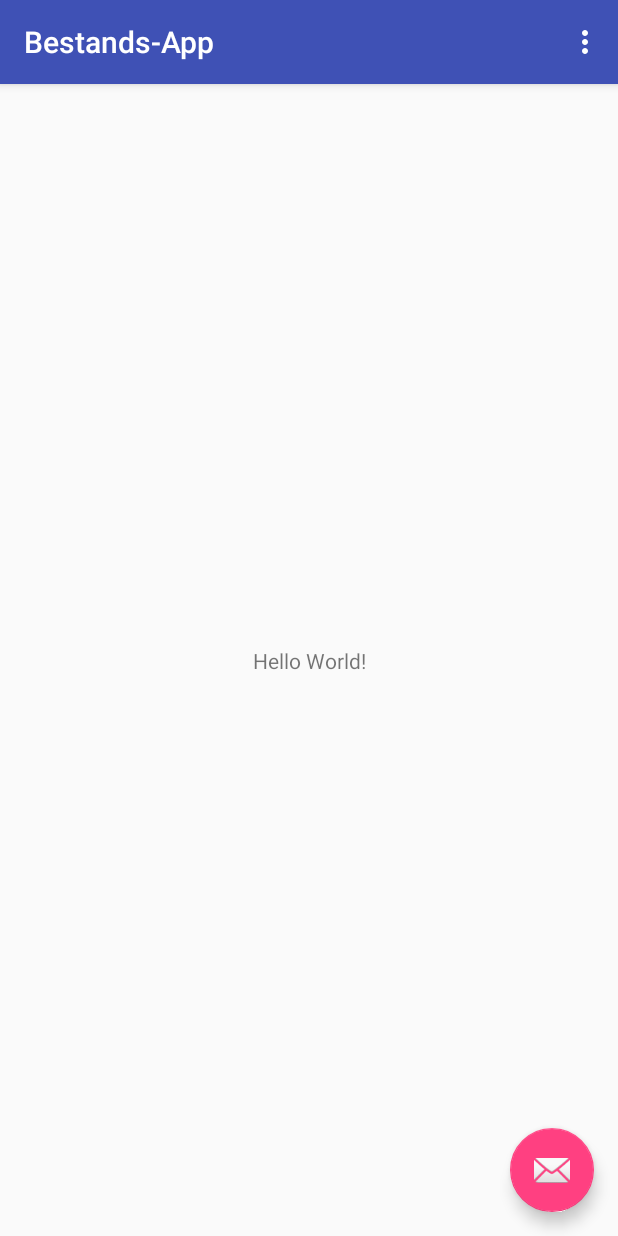
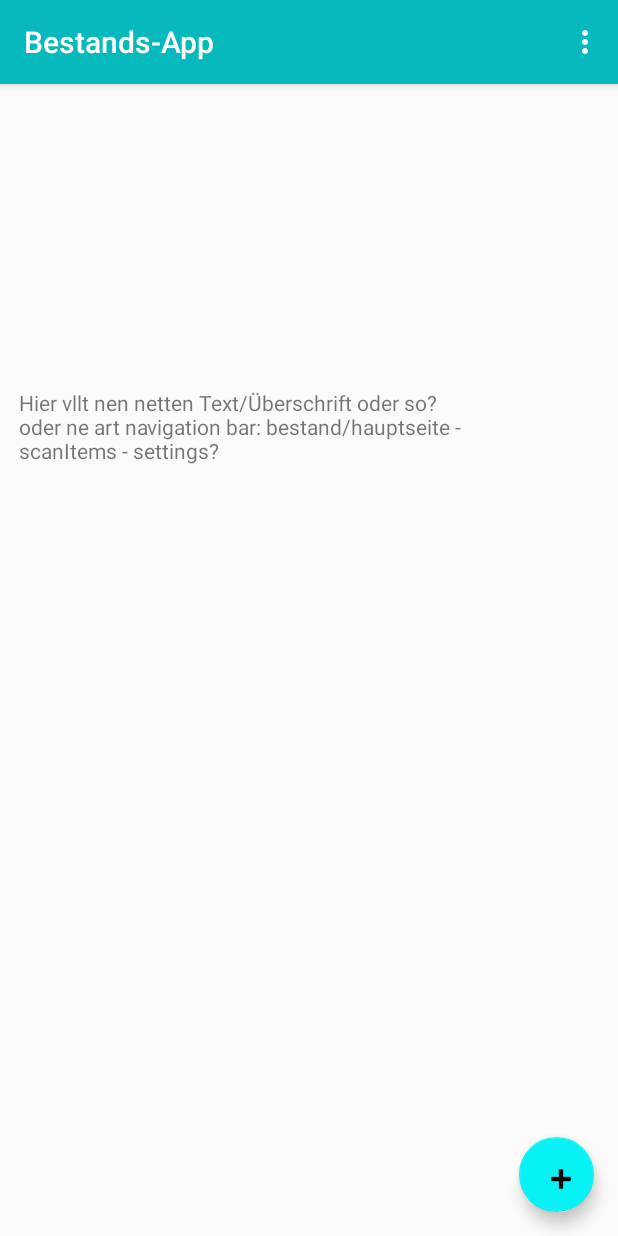
Before and after one commit to ChristopherPS96/SmartFridge, an Android app: the screen it shows after launch (MainActivity), on a phone screen of 412 x 824 dp. Run offline under Robolectric (Android 15) with nearby library versions, the phone set to English and light mode, and no system bars; libraries missing offline, so code that uses them is left out: me.dm7.barcodescanner; 1 statement that could not run was skipped.

Commit message:
geändert: main.xml, notificationPublisher 09.05

```diff
--- a/app/src/main/java/com/example/christopher/smartfridge/BestandItemAdapter.java
+++ b/app/src/main/java/com/example/christopher/smartfridge/BestandItemAdapter.java
@@ -36,7 +36,7 @@ public class BestandItemAdapter extends ArrayAdapter<BestandItem> implements Fil
         if (v == null) {
             LayoutInflater vi;
             vi = LayoutInflater.from(getContext());
-            v = vi.inflate(R.layout.bestandItemList, null);
+            v = vi.inflate(R.layout.bestand_item_list, null);
         }
         BestandItem p = getItem(position);
         if (p != null) {
--- a/app/src/main/java/com/example/christopher/smartfridge/MainActivity.java
+++ b/app/src/main/java/com/example/christopher/smartfridge/MainActivity.java
@@ -49,7 +49,7 @@ public class MainActivity extends AppCompatActivity implements ZXingScannerView.
     private ListView test; //NUR EINE TESTVARIABLE
     private EditText test2; //NUR EINE TESTVARIABLE
     public void setFilter() {
-        bestandItemAdapter = new BestandItemAdapter(this,R.layout.bestandItemList, null);
+        bestandItemAdapter = new BestandItemAdapter(this,R.layout.bestand_item_list, null);
         test.setAdapter(bestandItemAdapter);
         test2.addTextChangedListener(new TextWatcher() {
             @Override
@@ -98,6 +98,7 @@ public class MainActivity extends AppCompatActivity implements ZXingScannerView.
         Intent intent = new Intent(this, MainActivity.class);
         startActivity(intent);
         Toast.makeText(this, rawResult.getText() + " " + rawResult.getBarcodeFormat().toString(), Toast.LENGTH_SHORT).show();
+        //////////hier Dialog-Feld zum Bearbeiten des Scanitems (?)//////////
     }
 
     protected boolean shouldAskPermissions() {      //Quelle: https://stackoverflow.com/questions/8854359/exception-open-failed-eacces-permission-denied-on-android
--- a/app/src/main/java/com/example/christopher/smartfridge/NotificationPublisher.java
+++ b/app/src/main/java/com/example/christopher/smartfridge/NotificationPublisher.java
@@ -3,11 +3,13 @@ package com.example.christopher.smartfridge;
 import android.annotation.TargetApi;
 import android.app.AlarmManager;
 import android.app.Notification;
+import android.app.NotificationChannel;
 import android.app.NotificationManager;
 import android.app.PendingIntent;
 import android.content.BroadcastReceiver;
 import android.content.Context;
 import android.content.Intent;
+import android.support.v4.app.NotificationCompat;
 
 import com.example.christopher.bestands_app.R;
 
@@ -22,7 +24,12 @@ public class NotificationPublisher extends BroadcastReceiver {
     @Override
     public void onReceive(Context context, Intent intent) {
         try {
+            NotificationChannel channel;
             NotificationManager notificationManager = (NotificationManager) context.getSystemService(Context.NOTIFICATION_SERVICE);
+            if (android.os.Build.VERSION.SDK_INT >= android.os.Build.VERSION_CODES.O) {
+                channel = new NotificationChannel("123", "Channel", NotificationManager.IMPORTANCE_DEFAULT);
+                notificationManager.createNotificationChannel(channel);
+            }
             Notification notification = intent.getParcelableExtra(NOTIFICATION);
             int id = intent.getIntExtra(NOTIFICATION_ID, 0);
             notificationManager.notify(id, notification);
@@ -76,10 +83,20 @@ public class NotificationPublisher extends BroadcastReceiver {
 
     @TargetApi(16)
     public Notification getNotification(String content, Context context) {
-        Notification.Builder builder = new Notification.Builder(context);
-        builder.setContentTitle("Abgelaufen!");
-        builder.setContentText(content + " ist abgelaufen!");
-        builder.setSmallIcon(R.drawable.ic_launcher_foreground);
-        return builder.build();
+        if(android.os.Build.VERSION.SDK_INT >= android.os.Build.VERSION_CODES.O){
+            NotificationCompat.Builder nbuilder = new NotificationCompat.Builder(context, "123");
+            nbuilder.setContentTitle("Abgelaufen!");
+            nbuilder.setContentText(content + " ist abgelaufen!");
+            nbuilder.setSmallIcon(R.drawable.ic_launcher_foreground);
+            return nbuilder.build();
+        }
+        else {
+            Notification.Builder builder = new Notification.Builder(context);
+            builder.setContentTitle("Abgelaufen!");
+            builder.setContentText(content + " ist abgelaufen!");
+            builder.setSmallIcon(R.drawable.ic_launcher_foreground);
+            return builder.build();
+        }
+
     }
 }
--- a/app/src/main/java/com/example/christopher/smartfridge/ScanItem.java
+++ b/app/src/main/java/com/example/christopher/smartfridge/ScanItem.java
@@ -1,4 +1,6 @@
 package com.example.christopher.smartfridge;
+
+import android.widget.ListView;
 
 import com.j256.ormlite.field.DatabaseField;
 import com.j256.ormlite.table.DatabaseTable;
--- a/app/src/main/java/com/example/christopher/smartfridge/ScanItemAdapter.java
+++ b/app/src/main/java/com/example/christopher/smartfridge/ScanItemAdapter.java
@@ -35,7 +35,7 @@ public class ScanItemAdapter extends ArrayAdapter<ScanItem> implements Filterabl
         if (v == null) {
             LayoutInflater vi;
             vi = LayoutInflater.from(getContext());
-            v = vi.inflate(R.layout.scanItemList, null);
+            v = vi.inflate(R.layout.scan_item_list, null);
         }
         ScanItem p = getItem(position);
         if (p != null) {
--- a/app/src/main/res/layout/activity_main.xml
+++ b/app/src/main/res/layout/activity_main.xml
@@ -5,6 +5,48 @@
     android:layout_width="match_parent"
     android:layout_height="match_parent"
     tools:context="com.example.christopher.smartfridge.MainActivity">
+
+    <android.support.constraint.ConstraintLayout
+        android:layout_width="match_parent"
+        android:layout_height="match_parent">
+
+
+        <ListView
+            android:id="@+id/listViewMain"
+            android:layout_width="286dp"
+            android:layout_height="400dp"
+            android:layout_marginBottom="8dp"
+            android:layout_marginEnd="8dp"
+            android:layout_marginLeft="12dp"
+            android:layout_marginRight="8dp"
+            android:layout_marginStart="12dp"
+            android:layout_marginTop="8dp"
+            app:layout_constraintBottom_toBottomOf="parent"
+            app:layout_constraintEnd_toEndOf="parent"
+            app:layout_constraintHorizontal_bias="0.058"
+            app:layout_constraintStart_toStartOf="parent"
+            app:layout_constraintTop_toTopOf="parent"
+            app:layout_constraintVertical_bias="0.958" />
+
+        <TextView
+            android:id="@+id/textView"
+            android:layout_width="305dp"
+            android:layout_height="63dp"
+            android:layout_marginBottom="8dp"
+            android:layout_marginEnd="8dp"
+            android:layout_marginLeft="8dp"
+            android:layout_marginRight="8dp"
+            android:layout_marginStart="8dp"
+            android:layout_marginTop="8dp"
+            android:text="Hier vllt nen netten Text/Überschrift oder so? oder ne art navigation bar: bestand/hauptseite - scanItems - settings?"
+            app:layout_constraintBottom_toTopOf="@+id/listViewMain"
+            app:layout_constraintEnd_toEndOf="parent"
+            app:layout_constraintHorizontal_bias="0.05"
+            app:layout_constraintStart_toStartOf="parent"
+            app:layout_constraintTop_toTopOf="parent"
+            app:layout_constraintVertical_bias="0.784"
+            tools:textColor="@android:color/black" />
+    </android.support.constraint.ConstraintLayout>
 
     <android.support.design.widget.AppBarLayout
         android:layout_width="match_parent"
@@ -14,20 +56,27 @@
         <android.support.v7.widget.Toolbar
             android:id="@+id/toolbar"
             android:layout_width="match_parent"
-            android:layout_height="?attr/actionBarSize"
-            android:background="?attr/colorPrimary"
-            app:popupTheme="@style/AppTheme.PopupOverlay" />
+            android:layout_height="match_parent"
+            android:background="@color/colorPrimary"
+            app:popupTheme="@style/AppTheme.PopupOverlay">
+
+            <TextView
+                android:layout_width="wrap_content"
+                android:layout_height="wrap_content"
+                android:textAllCaps="false"
+                android:textColor="@android:color/white"
+                android:textSize="25sp" />
+        </android.support.v7.widget.Toolbar>
 
     </android.support.design.widget.AppBarLayout>
 
-    <include layout="@layout/content_main" />
-
     <android.support.design.widget.FloatingActionButton
         android:id="@+id/fab"
-        android:layout_width="wrap_content"
-        android:layout_height="wrap_content"
+        android:layout_width="50dp"
+        android:layout_height="51dp"
         android:layout_gravity="bottom|end"
         android:layout_margin="@dimen/fab_margin"
-        app:srcCompat="@android:drawable/ic_dialog_email" />
+        android:tint="@android:color/black"
+        app:srcCompat="@android:drawable/ic_input_add" />
 
 </android.support.design.widget.CoordinatorLayout>
--- a/app/src/main/res/layout/content_main.xml
+++ /dev/null
@@ -1,20 +0,0 @@
-<?xml version="1.0" encoding="utf-8"?>
-<android.support.constraint.ConstraintLayout xmlns:android="http://schemas.android.com/apk/res/android"
-    xmlns:app="http://schemas.android.com/apk/res-auto"
-    xmlns:tools="http://schemas.android.com/tools"
-    android:layout_width="match_parent"
-    android:layout_height="match_parent"
-    app:layout_behavior="@string/appbar_scrolling_view_behavior"
-    tools:context="com.example.christopher.smartfridge.MainActivity"
-    tools:showIn="@layout/activity_main">
-
-    <TextView
-        android:layout_width="wrap_content"
-        android:layout_height="wrap_content"
-        android:text="Hello World!"
-        app:layout_constraintBottom_toBottomOf="parent"
-        app:layout_constraintLeft_toLeftOf="parent"
-        app:layout_constraintRight_toRightOf="parent"
-        app:layout_constraintTop_toTopOf="parent" />
-
-</android.support.constraint.ConstraintLayout>
--- a/app/src/main/res/values/colors.xml
+++ b/app/src/main/res/values/colors.xml
@@ -1,6 +1,6 @@
 <?xml version="1.0" encoding="utf-8"?>
 <resources>
-    <color name="colorPrimary">#3F51B5</color>
-    <color name="colorPrimaryDark">#303F9F</color>
-    <color name="colorAccent">#FF4081</color>
+    <color name="colorPrimary">#05b9bc</color>
+    <color name="colorPrimaryDark">#04989b</color>
+    <color name="colorAccent">#07f2f5</color>
 </resources>
--- a/app/src/main/res/values/strings.xml
+++ b/app/src/main/res/values/strings.xml
@@ -1,4 +1,5 @@
 <resources>
     <string name="app_name">Bestands-App</string>
     <string name="action_settings">Settings</string>
+    <string name="smart_fridge">Smart Fridge</string>
 </resources>
--- a/build.gradle
+++ b/build.gradle
@@ -7,7 +7,7 @@ buildscript {
         jcenter()
     }
     dependencies {
-        classpath 'com.android.tools.build:gradle:3.1.0'
+        classpath 'com.android.tools.build:gradle:3.1.2'
 
 
         // NOTE: Do not place your application dependencies here; they belong
```
Also changed, not shown: app/src/main/res/drawable-hdpi/ic_action_settings.png (added), app/src/main/res/drawable-mdpi/ic_action_settings.png (added), app/src/main/res/drawable-xhdpi/ic_action_settings.png (added), app/src/main/res/drawable-xxhdpi/ic_action_settings.png (added), app/src/main/res/layout/bestand_item_list.xml (renamed from app/src/main/res/layout/bestandItemList.xml), app/src/main/res/layout/scan_item_list.xml (renamed from app/src/main/res/layout/scanItemList.xml).
